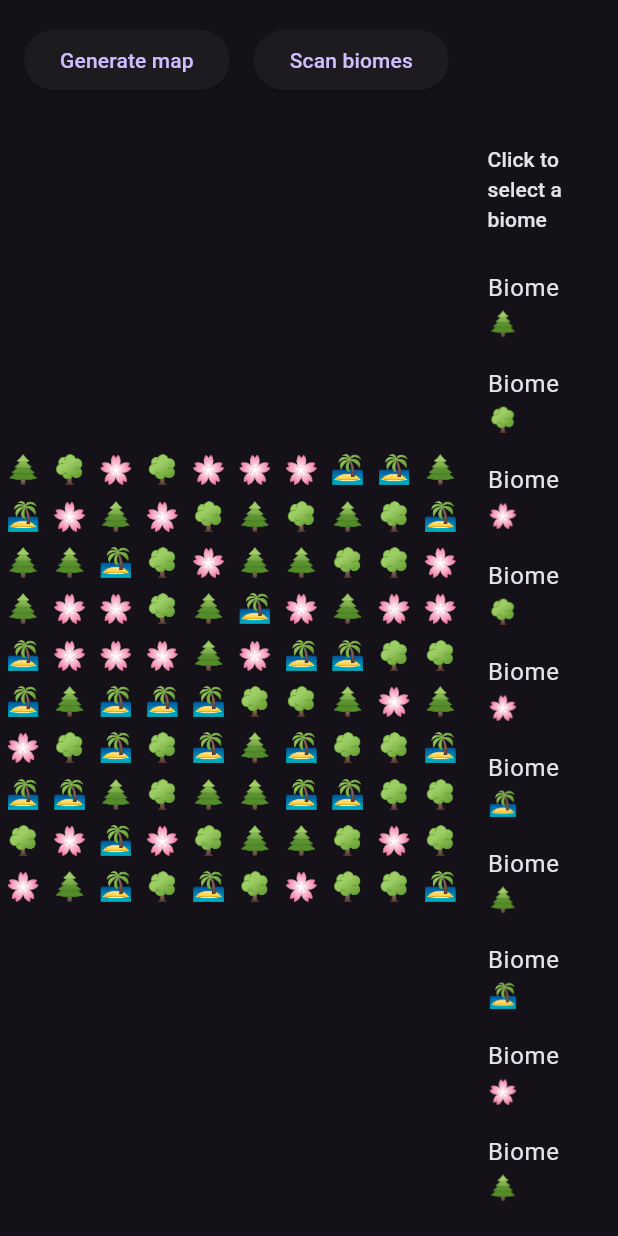
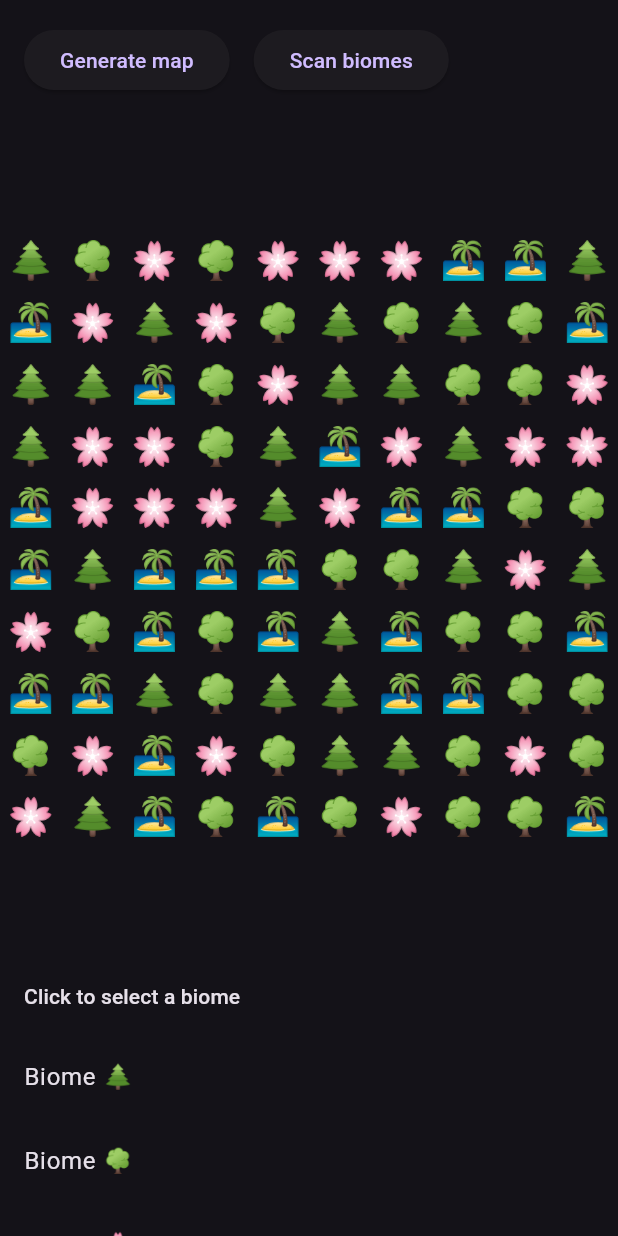
Before and after one commit to lesnitsky/biomes, a Flutter app: the BiomesPage screen opened directly, after a tap on "Generate map", after a tap on "Scan biomes", on a phone screen of 412 x 824 dp. Run offline on Flutter 3.47's test engine with Material 3 defaults, Android fonts, the phone set to English and light mode, and no system bars.

Commit message:
allow portrait mode

```diff
--- a/lib/main.dart
+++ b/lib/main.dart
@@ -16,17 +16,7 @@ class BiomesApp extends StatelessWidget {
     return MaterialApp(
       title: 'Biomes',
       theme: ThemeData(brightness: Brightness.dark),
-      home: LayoutBuilder(builder: (context, constraints) {
-        if (constraints.biggest.aspectRatio < 1) {
-          return const Scaffold(
-            body: Center(
-              child: Text('Please use a device with a landscape orientation'),
-            ),
-          );
-        }
-
-        return const BiomesPage();
-      }),
+      home: const BiomesPage(),
     );
   }
 }
@@ -82,7 +72,10 @@ class _BiomesPageState extends State<BiomesPage> {
             ),
           ),
           Expanded(
-            child: Row(
+            child: Flex(
+              direction: MediaQuery.of(context).size.aspectRatio > 1
+                  ? Axis.horizontal
+                  : Axis.vertical,
               children: [
                 if (worldmap != null)
                   Expanded(
```
